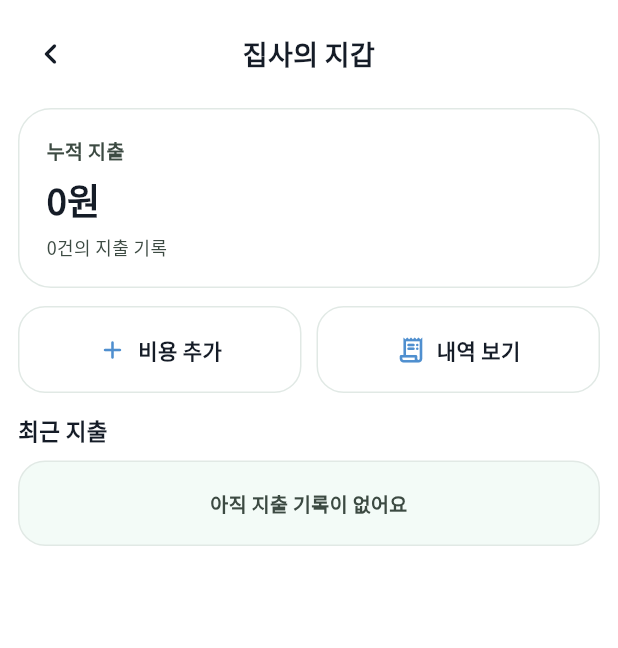
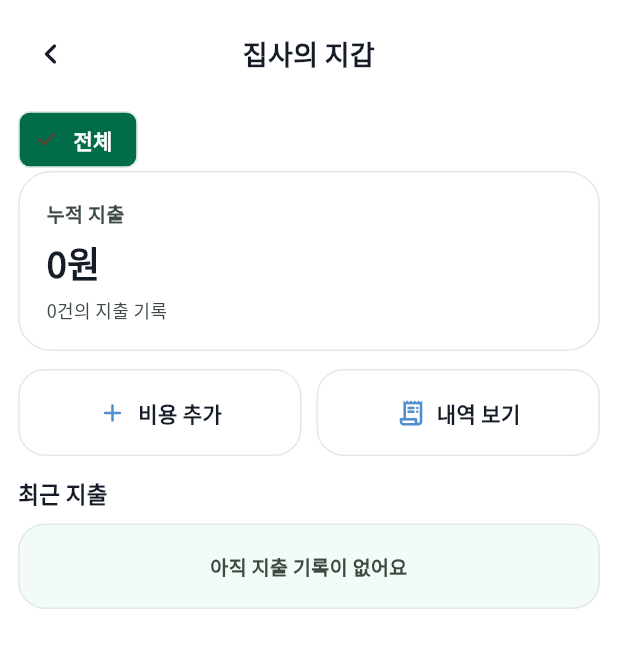
Before and after one commit to minyeophan/formypet, a Flutter app: the ExpenseWalletScreen screen opened by its route, on a phone screen of 412 x 824 dp. Shown: the top 648 px of the screen. Run offline on Flutter 3.47's test engine with Material 3 defaults, Android fonts, the light colour scheme and no system bars; our stand-ins replace dio, fl_chart, flutter_riverpod, flutter_secure_storage, flutter_svg, go_router and 3 more; missing offline and left inert: kakao_flutter_sdk_user; accounts and stored records are empty.

Commit message:
feat: 지갑 반려동물별 필터 추가

```diff
--- a/frontend/lib/screens/wallet/expense_wallet_screen.dart
+++ b/frontend/lib/screens/wallet/expense_wallet_screen.dart
@@ -20,23 +20,37 @@ class ExpenseWalletScreen extends ConsumerStatefulWidget {
 
 class _ExpenseWalletScreenState extends ConsumerState<ExpenseWalletScreen> {
   String? _loadedPetId;
+  String? _selectedPetId;
+  Map<String, List<WalletExpense>> _expensesByPet = const {};
+  bool _isLoadingAll = false;
 
   @override
   Widget build(BuildContext context) {
     final activePetId = ref.watch(petProvider).activePetId;
+    final pets = ref.watch(petProvider).pets;
     if (activePetId != null && activePetId != _loadedPetId) {
       _loadedPetId = activePetId;
+      _selectedPetId = null;
       Future.microtask(
         () async {
           try {
             await ref.read(walletExpenseProvider.notifier).loadFirstPage(activePetId);
+            await _loadExpensesForPets(pets);
           } catch (_) {}
         },
       );
     }
 
     final walletState = ref.watch(walletExpenseProvider);
-    final recent = walletState.items.take(3).toList();
+    final selectedItems = _selectedPetId == null
+        ? (_expensesByPet.isEmpty
+              ? [...walletState.items]
+              : _expensesByPet.values.expand((items) => items).toList())
+        : (_expensesByPet[_selectedPetId] ?? walletState.items);
+    selectedItems.sort((a, b) => '${b.expenseDate}${b.expenseTime ?? ''}'
+        .compareTo('${a.expenseDate}${a.expenseTime ?? ''}'));
+    final recent = selectedItems.take(3).toList();
+    final total = selectedItems.fold<int>(0, (sum, item) => sum + item.amount);
 
     return Scaffold(
       backgroundColor: AppColors.background,
@@ -54,10 +68,12 @@ class _ExpenseWalletScreenState extends ConsumerState<ExpenseWalletScreen> {
                       onBack: () => _goBack(context),
                     ),
                     const SizedBox(height: 8),
-                    _WalletSummaryCard(
-                      totalAmount: walletState.summary.totalAmount,
-                      count: walletState.summary.count,
+                    _WalletPetFilter(
+                      pets: pets,
+                      selectedPetId: _selectedPetId,
+                      onChanged: (id) => setState(() => _selectedPetId = id),
                     ),
+                    _WalletSummaryCard(totalAmount: _selectedPetId == null ? total : walletState.summary.totalAmount, count: selectedItems.length),
                     if (walletState.isLoading) ...[
                       const SizedBox(height: 12),
                       const Center(child: CircularProgressIndicator()),
@@ -115,6 +131,63 @@ class _ExpenseWalletScreenState extends ConsumerState<ExpenseWalletScreen> {
       ),
     );
   }
+
+  Future<void> _loadExpensesForPets(List pets) async {
+    if (pets.isEmpty) return;
+    setState(() => _isLoadingAll = true);
+    final service = ref.read(walletExpenseServiceProvider);
+    try {
+      final entries = await Future.wait(
+        pets.map((pet) async {
+          final result = await service.listExpenses(pet.id);
+          return MapEntry<String, List<WalletExpense>>(pet.id, result.items);
+        }),
+      );
+      if (!mounted) return;
+      setState(() => _expensesByPet = Map.fromEntries(entries));
+    } finally {
+      if (mounted) setState(() => _isLoadingAll = false);
+    }
+  }
+}
+
+class _WalletPetFilter extends StatelessWidget {
+  const _WalletPetFilter({required this.pets, required this.selectedPetId, required this.onChanged});
+  final List pets;
+  final String? selectedPetId;
+  final ValueChanged<String?> onChanged;
+
+  @override
+  Widget build(BuildContext context) => SizedBox(
+    height: 42,
+    child: ListView(
+      scrollDirection: Axis.horizontal,
+      children: [
+        _filterChip('전체', selectedPetId == null, () => onChanged(null)),
+        for (final pet in pets) ...[
+          const SizedBox(width: 8),
+          _filterChip(pet.name, selectedPetId == pet.id, () => onChanged(pet.id)),
+        ],
+      ],
+    ),
+  );
+
+  Widget _filterChip(String label, bool selected, VoidCallback onTap) =>
+      Padding(
+        padding: const EdgeInsets.symmetric(vertical: 2),
+        child: ChoiceChip(
+          label: Text(label),
+          selected: selected,
+          onSelected: (_) => onTap(),
+          selectedColor: AppColors.primary,
+          backgroundColor: AppColors.surface,
+          labelStyle: TextStyle(
+            color: selected ? AppColors.white : AppColors.textSecondary,
+            fontWeight: FontWeight.w600,
+          ),
+          side: const BorderSide(color: AppColors.border),
+        ),
+      );
 }
 
 class _WalletSummaryCard extends StatelessWidget {
```
